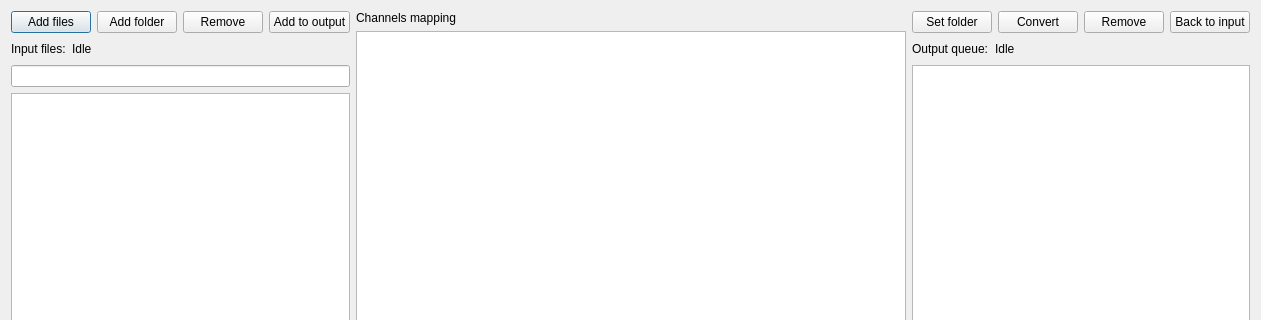
ngocminhdao88/tdms2uff, file view.ui: the form before one commit; both pictures show x 0 to 1261 and y 0 to 320 of the 1261 by 768 pixel window.
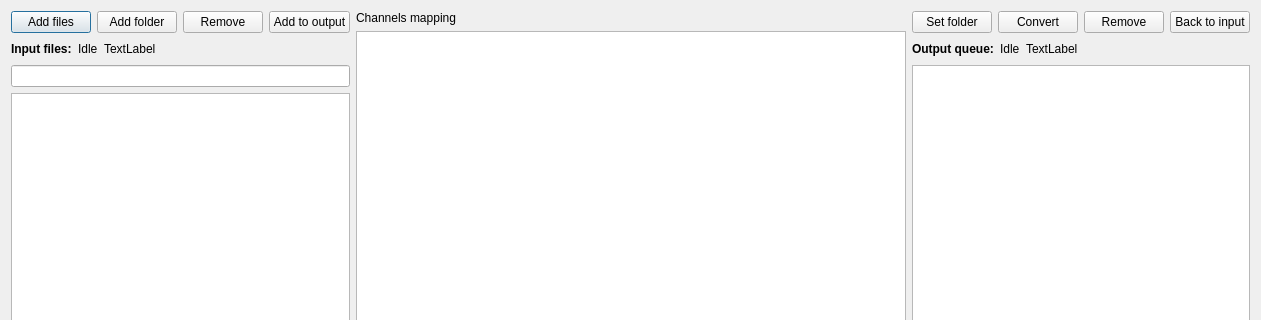
The form after the commit.

Commit message: Added a label to show progress of importing or converting task

Patch:
```diff
--- a/view.ui
+++ b/view.ui
@@ -66,7 +66,7 @@
        <item>
         <widget class="QLabel" name="inputLabel">
          <property name="text">
-          <string>Input files:</string>
+          <string>&lt;html&gt;&lt;head/&gt;&lt;body&gt;&lt;p&gt;&lt;span style=&quot; font-weight:600;&quot;&gt;Input files:&lt;/span&gt;&lt;/p&gt;&lt;/body&gt;&lt;/html&gt;</string>
          </property>
         </widget>
        </item>
@@ -77,6 +77,16 @@
          </property>
         </widget>
        </item>
+       <item>
+        <widget class="QLabel" name="inputProgressLabel">
+         <property name="enabled">
+          <bool>true</bool>
+         </property>
+         <property name="text">
+          <string>TextLabel</string>
+         </property>
+        </widget>
+       </item>
        <item>
         <spacer name="horizontalSpacer_3">
          <property name="orientation">
@@ -177,7 +187,7 @@
        <item>
         <widget class="QLabel" name="outputLabel">
          <property name="text">
-          <string>Output queue:</string>
+          <string>&lt;html&gt;&lt;head/&gt;&lt;body&gt;&lt;p&gt;&lt;span style=&quot; font-weight:600;&quot;&gt;Output queue:&lt;/span&gt;&lt;/p&gt;&lt;/body&gt;&lt;/html&gt;</string>
          </property>
         </widget>
        </item>
@@ -188,6 +198,13 @@
          </property>
         </widget>
        </item>
+       <item>
+        <widget class="QLabel" name="outputProgressLabel">
+         <property name="text">
+          <string>TextLabel</string>
+         </property>
+        </widget>
+       </item>
        <item>
         <spacer name="horizontalSpacer_4">
          <property name="orientation">
```
Left out of the diff: 4 changed lines with no effect on the pictures. The commit also changes 2 other files.
